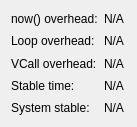
The window that apps/Qt/Views/TimingInfoView/TimingInfoView.ui (klapeto/elpida) describes before a commit, drawn with Qt 5.
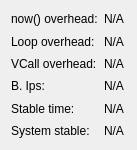
The same window after the commit.

The edit to the form file:
```diff
--- a/apps/Qt/Views/TimingInfoView/TimingInfoView.ui
+++ b/apps/Qt/Views/TimingInfoView/TimingInfoView.ui
@@ -7,24 +7,24 @@
     <x>0</x>
     <y>0</y>
     <width>137</width>
-    <height>127</height>
+    <height>150</height>
    </rect>
   </property>
   <property name="windowTitle">
    <string>Form</string>
   </property>
   <layout class="QGridLayout" name="gridLayout">
-   <item row="3" column="1">
-    <widget class="QLabel" name="lblStableTimeValue">
+   <item row="4" column="0">
+    <widget class="QLabel" name="lblStableTime">
      <property name="text">
-      <string>N/A</string>
+      <string>Stable time:</string>
      </property>
     </widget>
    </item>
-   <item row="2" column="0">
-    <widget class="QLabel" name="lblVirtualOverhead">
+   <item row="0" column="1">
+    <widget class="QLabel" name="lblNowOverheadValue">
      <property name="text">
-      <string>VCall overhead:</string>
+      <string>N/A</string>
      </property>
     </widget>
    </item>
@@ -35,6 +35,20 @@
      </property>
     </widget>
    </item>
+   <item row="5" column="1">
+    <widget class="QLabel" name="lblSystemStableValue">
+     <property name="text">
+      <string>N/A</string>
+     </property>
+    </widget>
+   </item>
+   <item row="2" column="0">
+    <widget class="QLabel" name="lblVirtualOverhead">
+     <property name="text">
+      <string>VCall overhead:</string>
+     </property>
+    </widget>
+   </item>
    <item row="2" column="1">
     <widget class="QLabel" name="lblVirtualOverheadValue">
      <property name="text">
@@ -42,27 +56,6 @@
      </property>
     </widget>
    </item>
-   <item row="1" column="1">
-    <widget class="QLabel" name="lblLoopOverheadValue">
-     <property name="text">
-      <string>N/A</string>
-     </property>
-    </widget>
-   </item>
-   <item row="0" column="1">
-    <widget class="QLabel" name="lblNowOverheadValue">
-     <property name="text">
-      <string>N/A</string>
-     </property>
-    </widget>
-   </item>
-   <item row="3" column="0">
-    <widget class="QLabel" name="lblStableTime">
-     <property name="text">
-      <string>Stable time:</string>
-     </property>
-    </widget>
-   </item>
    <item row="1" column="0">
     <widget class="QLabel" name="lblLoopOverhead">
      <property name="text">
@@ -70,15 +63,36 @@
      </property>
     </widget>
    </item>
-   <item row="4" column="0">
+   <item row="4" column="1">
+    <widget class="QLabel" name="lblStableTimeValue">
+     <property name="text">
+      <string>N/A</string>
+     </property>
+    </widget>
+   </item>
+   <item row="1" column="1">
+    <widget class="QLabel" name="lblLoopOverheadValue">
+     <property name="text">
+      <string>N/A</string>
+     </property>
+    </widget>
+   </item>
+   <item row="5" column="0">
     <widget class="QLabel" name="lblSystemStable">
      <property name="text">
       <string>System stable:</string>
      </property>
     </widget>
    </item>
-   <item row="4" column="1">
-    <widget class="QLabel" name="lblSystemStableValue">
+   <item row="3" column="0">
+    <widget class="QLabel" name="lblIps">
+     <property name="text">
+      <string>B. Ips:</string>
+     </property>
+    </widget>
+   </item>
+   <item row="3" column="1">
+    <widget class="QLabel" name="lblIpsValue">
      <property name="text">
       <string>N/A</string>
      </property>
```
